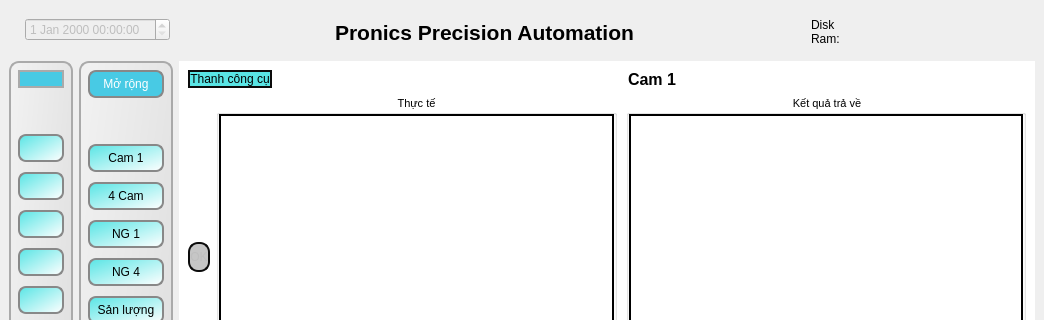
Old version of the form update_main_gui.ui in the repository BingKeyelse/Duy-Nguyen-Project; both pictures show x 0 to 1044 and y 0 to 320 of the 1044 by 764 pixel window.
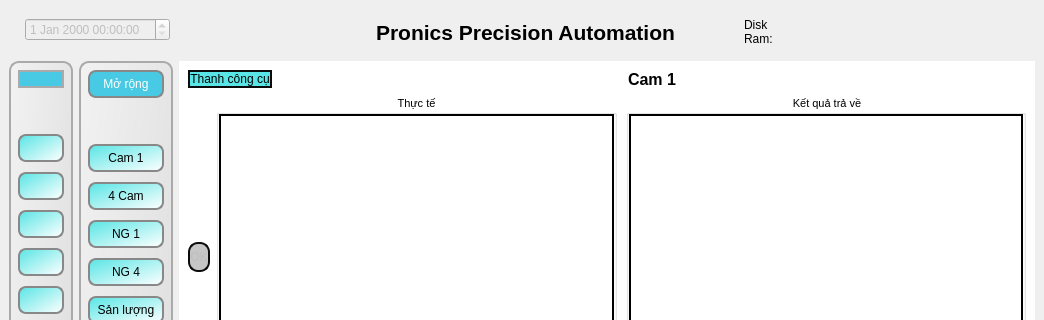
New version of the form. Icons and pictures are not drawn.

```diff
--- a/update_main_gui.ui
+++ b/update_main_gui.ui
@@ -1328,7 +1328,7 @@
           <enum>Qt::Horizontal</enum>
          </property>
          <property name="sizeType">
-          <enum>QSizePolicy::Minimum</enum>
+          <enum>QSizePolicy::MinimumExpanding</enum>
          </property>
          <property name="sizeHint" stdset="0">
           <size>
@@ -1365,7 +1365,7 @@
          </property>
          <property name="sizeHint" stdset="0">
           <size>
-           <width>158</width>
+           <width>50</width>
            <height>20</height>
           </size>
          </property>
```
